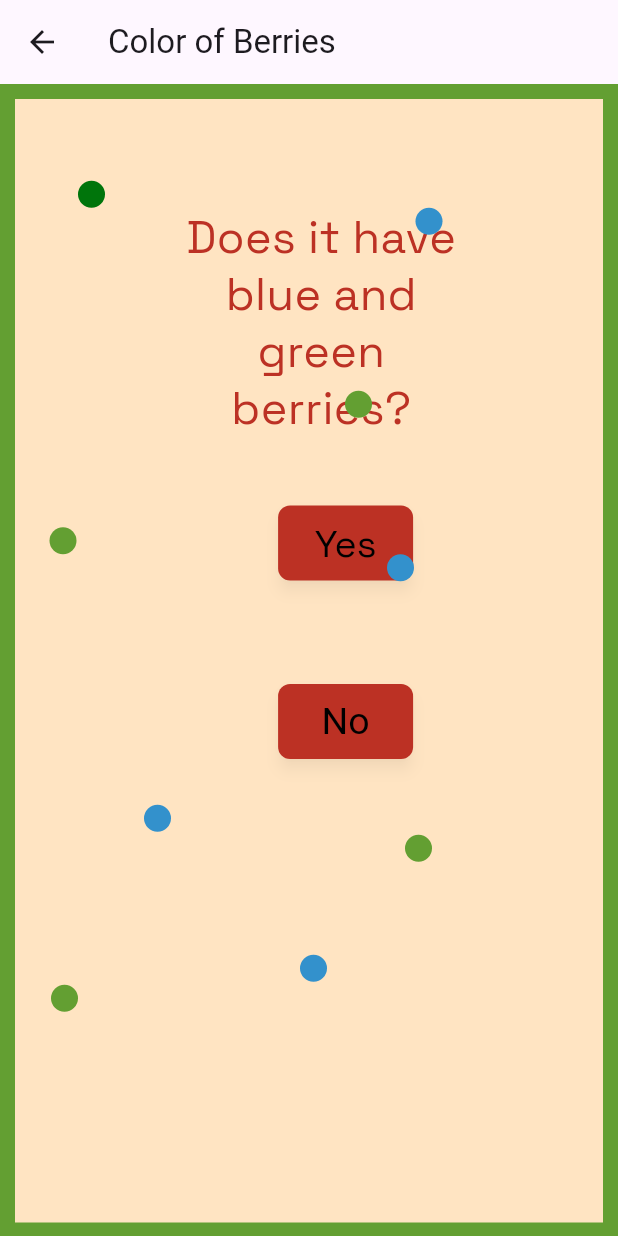
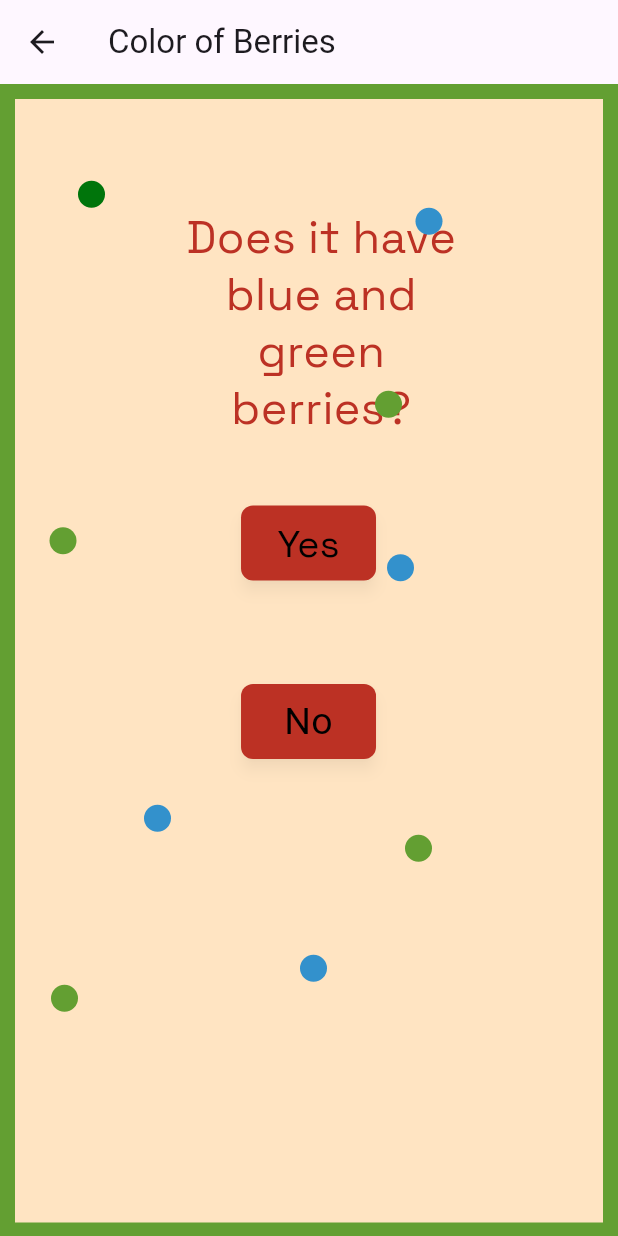
Before and after one commit to ChrisShobe/HackforHumanity2024, a Flutter app: the BlueORGreenPage screen opened directly, on a phone screen of 412 x 824 dp. Run offline on Flutter 3.47's test engine with Material 3 defaults, Android fonts, the phone set to English and light mode, and no system bars; our stand-ins replace google_fonts; network calls fail.

Commit message:
Update blueORgreen.dart
buttons centered in green or blue and needle image added

```diff
--- a/flutter_application_1/lib/blueORgreen.dart
+++ b/flutter_application_1/lib/blueORgreen.dart
@@ -50,7 +50,7 @@ class BlueORGreenPage extends StatelessWidget {
                 ),
               ),
               Positioned(
-                left: width * 0.45,
+                left: width * 0.39,
                 top: 400,
                 height: 50,
                 width: 90,
@@ -81,7 +81,7 @@ class BlueORGreenPage extends StatelessWidget {
                 ),
               ),
               Positioned(
-                left: width * 0.45,
+                left: width * 0.39,
                 top: 281,
                 height: 50,
                 width: 90,
@@ -139,7 +139,7 @@ class BlueORGreenPage extends StatelessWidget {
               ),
 
               Positioned(
-                left: 230, // Adjust left position as needed
+                left: 250, // Adjust left position as needed
                 top: 204,  // Adjust top position as needed
                 child: Container(
                   width: 18,
```
